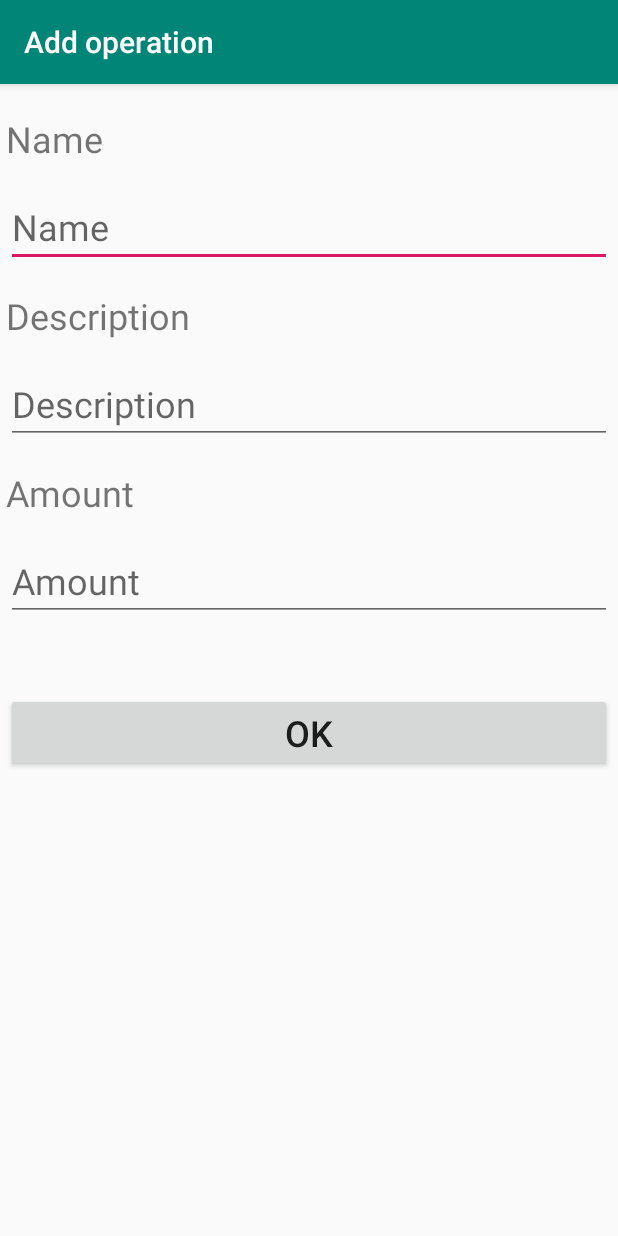
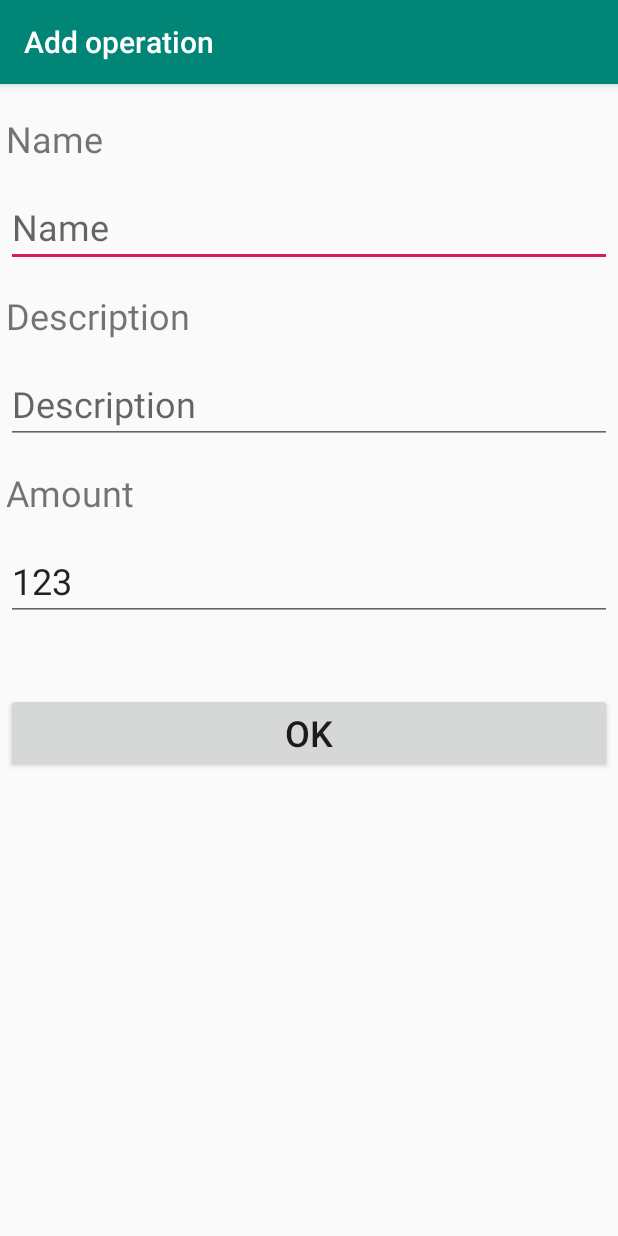
Before and after one commit to Chester095/Budget3, an Android app: the screen it shows after launch (AddEditActivity), after a tap on an icon or button, on a phone screen of 412 x 824 dp. Run offline under Robolectric (Android 15) with nearby library versions, the phone set to English and light mode, and no system bars; our stand-ins replace Room's generated code, data binding; libraries missing offline, so code that uses them is left out: java.lang; 2 statements that could not run were skipped.

Commit message:
Добавил ещё Amount, но что-то не хочет работать

```diff
--- a/app/src/main/java/com/example/budget3/AddEditActivity.java
+++ b/app/src/main/java/com/example/budget3/AddEditActivity.java
@@ -41,7 +41,7 @@ public class AddEditActivity extends AppCompatActivity {
 
             operation.setOperationName(intent.getStringExtra(OPERATION_NAME));
             operation.setOperationDescription(intent.getStringExtra(OPERATION_DESCRIPTION));
-            operation.setOperationAmount(intent.getStringExtra(OPERATION_AMOUNT));
+            operation.setOperationAmount(Integer.parseInt(intent.getStringExtra(OPERATION_AMOUNT)));
         } else {
             setTitle("Add operation");
         }
--- a/app/src/main/java/com/example/budget3/MainActivity.java
+++ b/app/src/main/java/com/example/budget3/MainActivity.java
@@ -203,7 +203,7 @@ public class MainActivity extends AppCompatActivity {
             operation.setBillId(selectedBillId);
             operation.setOperationName(data.getStringExtra(AddEditActivity.OPERATION_NAME));
             operation.setOperationDescription(data.getStringExtra(AddEditActivity.OPERATION_DESCRIPTION));
-            operation.setOperationAmount(data.getStringExtra(AddEditActivity.OPERATION_AMOUNT));
+            operation.setOperationAmount(data.getIntExtra(AddEditActivity.OPERATION_AMOUNT,0));
 
             mainActivityViewModel.addNewOperation(operation);
 
@@ -214,7 +214,7 @@ public class MainActivity extends AppCompatActivity {
             operation.setBillId(selectedBillId);
             operation.setOperationName(data.getStringExtra(AddEditActivity.OPERATION_NAME));
             operation.setOperationDescription(data.getStringExtra(AddEditActivity.OPERATION_DESCRIPTION));
-            operation.setOperationAmount(data.getStringExtra(AddEditActivity.OPERATION_AMOUNT));
+            operation.setOperationAmount(data.getIntExtra(AddEditActivity.OPERATION_AMOUNT,0));
 
             mainActivityViewModel.updateOperation(operation);
 
--- a/app/src/main/java/com/example/budget3/model/Operation.java
+++ b/app/src/main/java/com/example/budget3/model/Operation.java
@@ -1,14 +1,19 @@
 package com.example.budget3.model;
+
+import android.widget.TextView;
 
 import androidx.databinding.BaseObservable;
 import androidx.databinding.Bindable;
-import androidx.databinding.library.baseAdapters.BR;
+import androidx.databinding.BindingAdapter;
+import androidx.databinding.InverseBindingAdapter;
 import androidx.room.ColumnInfo;
 import androidx.room.Entity;
 import androidx.room.ForeignKey;
 import androidx.room.Ignore;
 import androidx.room.Index;
 import androidx.room.PrimaryKey;
+
+import com.example.budget3.BR;
 
 import static androidx.room.ForeignKey.NO_ACTION;
 
@@ -36,7 +41,13 @@ import static androidx.room.ForeignKey.NO_ACTION;
                 ),
 
         },
-        indices = {@Index(value = {"bill_id", "section_id", "subsection_id"}, unique = true)})
+//        indices = {@Index(value = {"bill_id", "section_id", "subsection_id"}, unique = true)})
+        indices = {
+                @Index("bill_id"),
+                @Index("section_id"),
+                @Index("subsection_id")})
+
+
 /*        @ForeignKey(
         parentColumns = "id", childColumns = "bill_id",//связываем таблицы
         onDelete = ForeignKey.CASCADE),
@@ -59,13 +70,13 @@ public class Operation extends BaseObservable {
     @ColumnInfo(name = "subsection_id")
     private int subSectionId;
     @ColumnInfo(name = "operation_amount")
-    private String operationAmount;
+    private int operationAmount;
 
     @Ignore
     public Operation() {
     }
 
-    public Operation(int operationId, String operationName, String operationDescription, int billId, int sectionId, int subSectionId, String operationAmount) {
+    public Operation(int operationId, String operationName, String operationDescription, int billId, int sectionId, int subSectionId, int operationAmount) {
         this.operationId = operationId;
         this.operationName = operationName;
         this.operationDescription = operationDescription;
@@ -82,7 +93,7 @@ public class Operation extends BaseObservable {
 
     public void setOperationId(int OperationId) {
         this.operationId = OperationId;
-        notifyPropertyChanged(BR.operationId);
+        notifyPropertyChanged(com.example.budget3.BR.operationId);
     }
 
     @Bindable
@@ -92,7 +103,7 @@ public class Operation extends BaseObservable {
 
     public void setOperationName(String OperationName) {
         this.operationName = OperationName;
-        notifyPropertyChanged(BR.operationName);
+        notifyPropertyChanged(com.example.budget3.BR.operationName);
     }
 
     @Bindable
@@ -102,7 +113,7 @@ public class Operation extends BaseObservable {
 
     public void setOperationDescription(String OperationDescription) {
         this.operationDescription = OperationDescription;
-        notifyPropertyChanged(BR.operationDescription);
+        notifyPropertyChanged(com.example.budget3.BR.operationDescription);
     }
 
     @Bindable
@@ -112,7 +123,7 @@ public class Operation extends BaseObservable {
 
     public void setBillId(int billId) {
         this.billId = billId;
-        notifyPropertyChanged(BR.billId);
+        notifyPropertyChanged(com.example.budget3.BR.billId);
     }
 
     @Bindable
@@ -122,7 +133,7 @@ public class Operation extends BaseObservable {
 
     public void setSectionId(int sectionId) {
         this.sectionId = sectionId;
-//        notifyPropertyChanged(BR.sectionId);
+        notifyPropertyChanged(com.example.budget3.BR.sectionId);
     }
 
     @Bindable
@@ -132,16 +143,17 @@ public class Operation extends BaseObservable {
 
     public void setSubSectionId(int subSectionId) {
         this.subSectionId = subSectionId;
-//        notifyPropertyChanged(BR.subSectionId);
+        notifyPropertyChanged(com.example.budget3.BR.subSectionId);
     }
 
     @Bindable
-    public String getOperationAmount() {
+    public int getOperationAmount() {
         return operationAmount;
     }
 
-    public void setOperationAmount(String OperationAmount) {
+    public void setOperationAmount(int OperationAmount) {
         this.operationAmount = OperationAmount;
         notifyPropertyChanged(BR.operationAmount);
     }
+
 }
--- a/app/src/main/java/com/example/budget3/model/OperationsDatabase.java
+++ b/app/src/main/java/com/example/budget3/model/OperationsDatabase.java
@@ -58,7 +58,10 @@ public abstract class OperationsDatabase extends RoomDatabase {
             romanceBill.setBillName("Сбербанк");
             Bill dramaBill = new Bill();
             dramaBill.setBillName("Газпромбанк");
+            Bill investBill = new Bill();
+            investBill.setBillName("Инвестиции");
 
+            billDao.insert(investBill);
             billDao.insert(comedyBill);
             billDao.insert(romanceBill);
             billDao.insert(dramaBill);
@@ -81,11 +84,15 @@ public abstract class OperationsDatabase extends RoomDatabase {
             SubSection electrikSubSection = new SubSection();
             electrikSubSection.setSubSectionName("ТЭК и ПЭС");
 
+            subSectionDao.insert(alcoSubSection);
+            subSectionDao.insert(odezhdaSubSection);
+            subSectionDao.insert(electrikSubSection);
+
 
             Operation operation1 = new Operation();
             operation1.setOperationName("Bad Boys for Life");
             operation1.setOperationDescription("The Bad Boys Mike Lowrey and Marcus.");
-            operation1.setOperationAmount("15351");
+            operation1.setOperationAmount(15351);
             operation1.setSectionId(2);
             operation1.setSubSectionId(1);
             operation1.setBillId(1);
@@ -93,7 +100,7 @@ public abstract class OperationsDatabase extends RoomDatabase {
             Operation operation2 = new Operation();
             operation2.setOperationName("Parasite");
             operation2.setOperationDescription("All unemployed, Ki-taek and his fam.");
-            operation2.setOperationAmount("81651");
+            operation2.setOperationAmount(35155);
             operation2.setSectionId(2);
             operation2.setSubSectionId(2);
             operation2.setBillId(1);
@@ -101,7 +108,7 @@ public abstract class OperationsDatabase extends RoomDatabase {
             Operation operation3 = new Operation();
             operation3.setOperationName(" Once Upon a Time... in Hollywood");
             operation3.setOperationDescription("A faded television actor and his st.");
-            operation3.setOperationAmount("338457");
+            operation3.setOperationAmount(338457);
             operation3.setSectionId(3);
             operation3.setSubSectionId(1);
             operation3.setBillId(1);
@@ -109,7 +116,7 @@ public abstract class OperationsDatabase extends RoomDatabase {
             Operation operation4 = new Operation();
             operation4.setOperationName("You");
             operation4.setOperationDescription("A dangerously charming, intensely o.");
-            operation4.setOperationAmount("32151");
+            operation4.setOperationAmount(32151);
             operation4.setSectionId(1);
             operation4.setSubSectionId(1);
             operation4.setBillId(2);
@@ -117,7 +124,7 @@ public abstract class OperationsDatabase extends RoomDatabase {
             Operation operation5 = new Operation();
             operation5.setOperationName("Little Women");
             operation5.setOperationDescription("Jo March reflects back and forth on.");
-            operation5.setOperationAmount("87954");
+            operation5.setOperationAmount(87954);
             operation5.setSectionId(1);
             operation5.setSubSectionId(2);
             operation5.setBillId(2);
@@ -125,7 +132,7 @@ public abstract class OperationsDatabase extends RoomDatabase {
             Operation operation6 = new Operation();
             operation6.setOperationName("Vikings");
             operation6.setOperationDescription("Vikings transports us to the brutal.");
-            operation6.setOperationAmount("3453");
+            operation6.setOperationAmount(3453);
             operation6.setSectionId(2);
             operation6.setSubSectionId(2);
             operation6.setBillId(2);
@@ -133,7 +140,7 @@ public abstract class OperationsDatabase extends RoomDatabase {
             Operation operation7 = new Operation();
             operation7.setOperationName("1917");
             operation7.setOperationDescription("Two young British soldiers during t.");
-            operation7.setOperationAmount("456");
+            operation7.setOperationAmount(456);
             operation7.setSectionId(3);
             operation7.setSubSectionId(3);
             operation7.setBillId(3);
@@ -141,7 +148,7 @@ public abstract class OperationsDatabase extends RoomDatabase {
             Operation operation8 = new Operation();
             operation8.setOperationName("The Witcher");
             operation8.setOperationDescription("Geralt of Rivia, a solitary monster.");
-            operation8.setOperationAmount("3");
+            operation8.setOperationAmount(35);
             operation8.setSectionId(3);
             operation8.setSubSectionId(2);
             operation8.setBillId(3);
@@ -149,7 +156,7 @@ public abstract class OperationsDatabase extends RoomDatabase {
             Operation operation9 = new Operation();
             operation9.setOperationName("The Outsider");
             operation9.setOperationDescription("Investigators are confounded over a.");
-            operation9.setOperationAmount("5678");
+            operation9.setOperationAmount(5678);
             operation9.setSectionId(3);
             operation9.setSubSectionId(3);
             operation9.setBillId(3);
--- a/app/src/main/java/com/example/budget3/model/Section.java
+++ b/app/src/main/java/com/example/budget3/model/Section.java
@@ -45,7 +45,7 @@ public class Section extends BaseObservable {
 
     public void setSectionName(String sectionName) {
         this.sectionName = sectionName;
-//        notifyPropertyChanged(BR.sectionName);
+        notifyPropertyChanged(BR.sectionName);
     }
 
     @Override
--- a/app/src/main/java/com/example/budget3/model/SubSection.java
+++ b/app/src/main/java/com/example/budget3/model/SubSection.java
@@ -45,7 +45,7 @@ public class SubSection extends BaseObservable {
 
     public void setSubSectionName(String subSectionName) {
         this.subSectionName = subSectionName;
-//        notifyPropertyChanged(BR.subSectionName);
+        notifyPropertyChanged(BR.subSectionName);
     }
 
     @Override
--- a/app/src/main/java/com/example/budget3/viewmodel/MainActivityViewModel.java
+++ b/app/src/main/java/com/example/budget3/viewmodel/MainActivityViewModel.java
@@ -54,8 +54,9 @@ public class MainActivityViewModel extends AndroidViewModel {
         return billOperations;
     }
 
-    //метод чтобы добавлять новый фильм
+    //метод чтобы добавлять новую операцию
     public void addNewOperation(Operation operation) { appRepository.insertOperation(operation); }
+
     public void updateOperation(Operation operation) {
         appRepository.updateOperation(operation);
     }
--- a/app/src/main/res/layout/activity_add_edit.xml
+++ b/app/src/main/res/layout/activity_add_edit.xml
@@ -4,7 +4,7 @@
     xmlns:tools="http://schemas.android.com/tools">
 
     <data>
-
+        <import type="java.lang.Integer" />
         <variable
             name="clickHandlers"
             type="com.example.budget3.AddEditActivity.AddEditActivityClickHandlers" />
@@ -66,12 +66,12 @@
 
         <EditText
             android:id="@+id/OperationAmountEditText"
+            android:layout_width="match_parent"
+            android:layout_height="wrap_content"
+            android:layout_marginTop="16dp"
             android:hint="Amount"
-            android:text="@={operation.OperationAmount}"
-            android:layout_marginTop="16dp"
-            android:textSize="24sp"
-            android:layout_width="match_parent"
-            android:layout_height="wrap_content"/>
+            android:text="123"
+            android:textSize="24sp" />
 
 
         <Button
```
Also changed, not shown: app/src/main/res/layout/operation_list_item.xml (+10 -11 lines).
